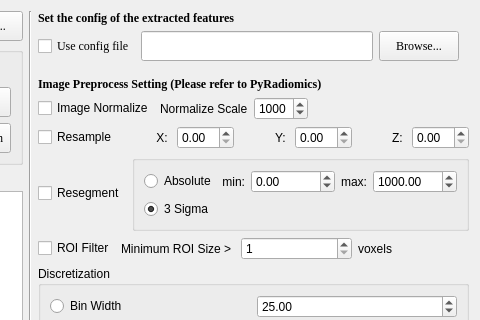
salan668/FAE, file Feature/GUI/FeatureExtraction.ui: the form before one commit; both pictures show x 588 to 1068 and y 0 to 320 of the 1068 by 892 pixel window.
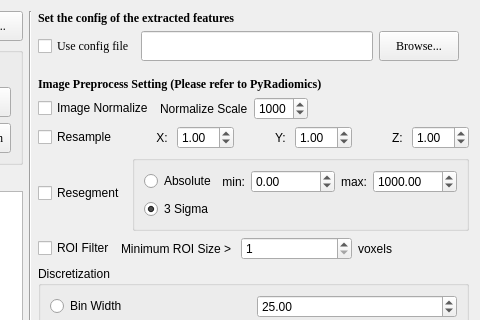
The form after the commit.

Commit message: Add description when finding no cases in Feature extraction.

```diff
--- a/Feature/GUI/FeatureExtraction.ui
+++ b/Feature/GUI/FeatureExtraction.ui
@@ -6,7 +6,7 @@
    <rect>
     <x>0</x>
     <y>0</y>
-    <width>1057</width>
+    <width>1063</width>
     <height>892</height>
    </rect>
   </property>
@@ -567,9 +567,12 @@
              </item>
              <item>
               <widget class="QDoubleSpinBox" name="doubleSpinResampleX">
-               <property name="value">
+               <property name="minimum">
                 <double>0.000000000000000</double>
                </property>
+               <property name="value">
+                <double>1.000000000000000</double>
+               </property>
               </widget>
              </item>
              <item>
@@ -584,9 +587,12 @@
              </item>
              <item>
               <widget class="QDoubleSpinBox" name="doubleSpinResampleY">
-               <property name="value">
+               <property name="minimum">
                 <double>0.000000000000000</double>
                </property>
+               <property name="value">
+                <double>1.000000000000000</double>
+               </property>
               </widget>
              </item>
              <item>
@@ -601,9 +607,12 @@
              </item>
              <item>
               <widget class="QDoubleSpinBox" name="doubleSpinResampleZ">
-               <property name="value">
+               <property name="minimum">
                 <double>0.000000000000000</double>
                </property>
+               <property name="value">
+                <double>1.000000000000000</double>
+               </property>
               </widget>
              </item>
             </layout>
```
The commit also changes 1 other file.
